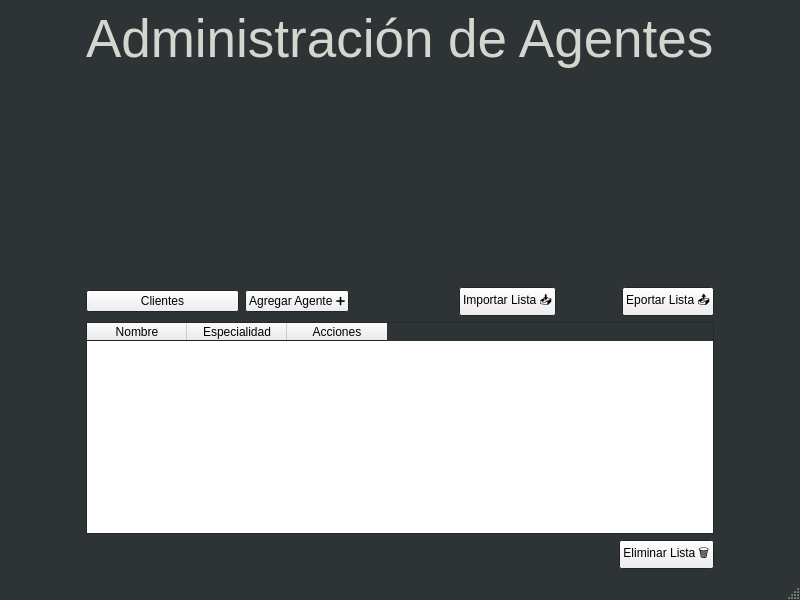
Old version of the form Forms/callSystemMenu.ui in the repository vandelvan/CallSystem.
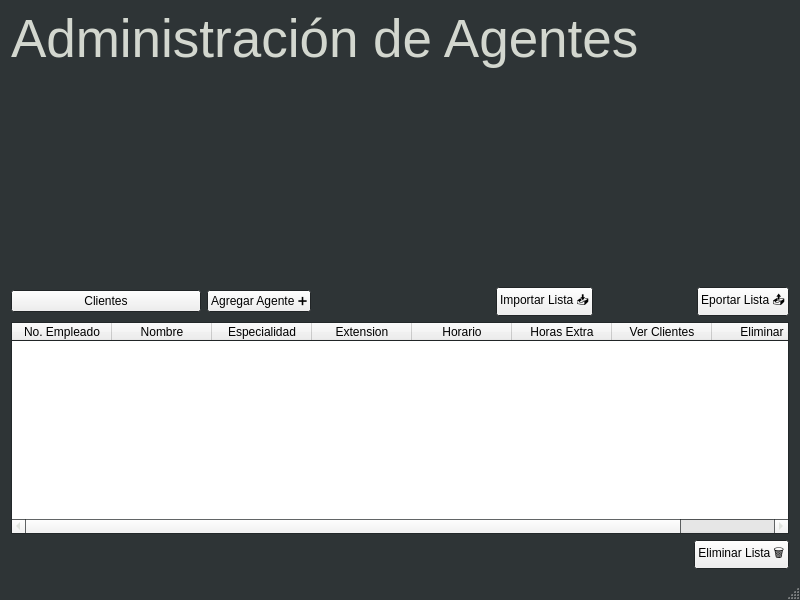
New version of the form.

```diff
--- a/Forms/callSystemMenu.ui
+++ b/Forms/callSystemMenu.ui
@@ -239,6 +239,11 @@
         <attribute name="horizontalHeaderStretchLastSection">
          <bool>false</bool>
         </attribute>
+        <column>
+         <property name="text">
+          <string>No. Empleado</string>
+         </property>
+        </column>
         <column>
          <property name="text">
           <string>Nombre</string>
@@ -251,7 +256,27 @@
         </column>
         <column>
          <property name="text">
-          <string>Acciones</string>
+          <string>Extension</string>
+         </property>
+        </column>
+        <column>
+         <property name="text">
+          <string>Horario</string>
+         </property>
+        </column>
+        <column>
+         <property name="text">
+          <string>Horas Extra</string>
+         </property>
+        </column>
+        <column>
+         <property name="text">
+          <string>Ver Clientes</string>
+         </property>
+        </column>
+        <column>
+         <property name="text">
+          <string>Eliminar</string>
          </property>
         </column>
        </widget>
```
